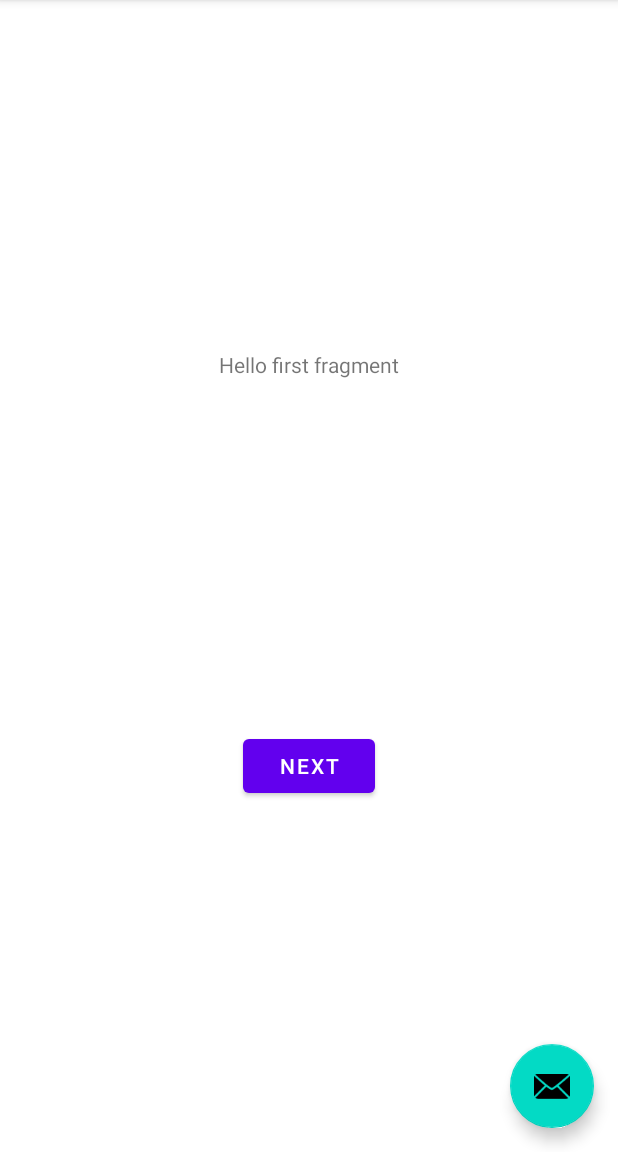
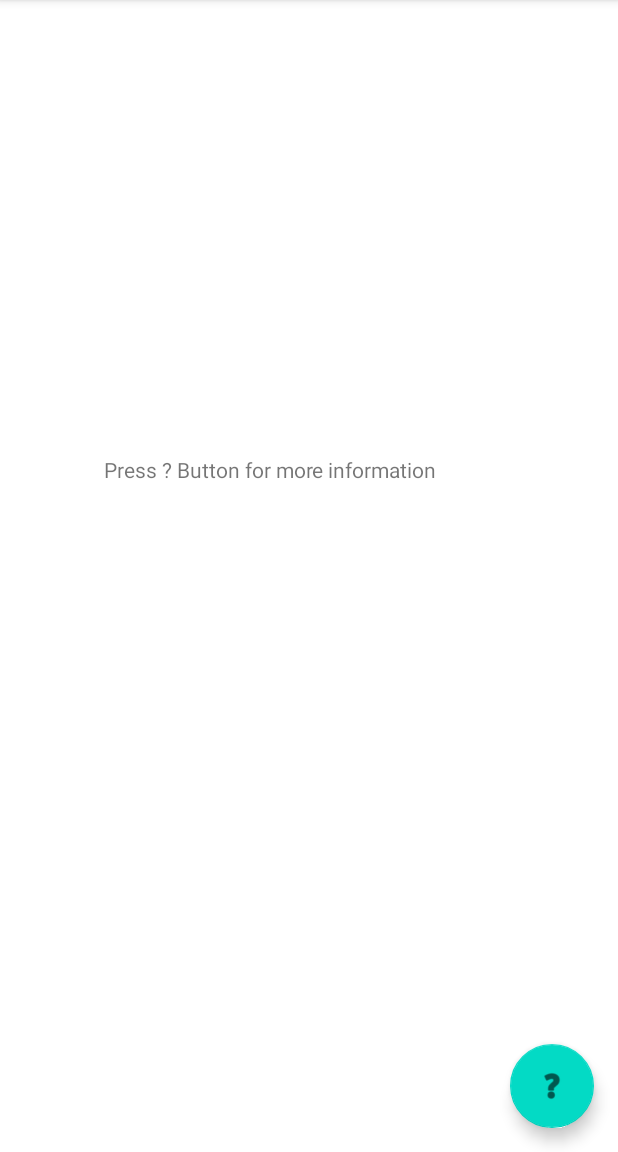
Before and after one commit to AimiKass/notifyHostilePhoneCalls, an Android app: the screen it shows after launch (MainActivity), on a phone screen of 412 x 824 dp, the part 84-1236 px from its top. Run offline under Robolectric (Android 15) with nearby library versions, the phone set to English and light mode, and no system bars.

Commit message:
First functional version
+Ask for permissions
  a) android.intent.action.PHONE_STATE
  b)android.intent.action.NEW_OUTGOING_CALL

+CallReceiver class added that extends PhonecallReceiver
{
   gets the incoming phone number and extracts the rating from
  "https://www.white-pages.gr/arithmos/"  with JSoup showing it
  though a notification
}

```diff
--- a/app/build.gradle
+++ b/app/build.gradle
@@ -38,4 +38,6 @@ dependencies {
     testImplementation 'junit:junit:4.+'
     androidTestImplementation 'androidx.test.ext:junit:1.1.2'
     androidTestImplementation 'androidx.test.espresso:espresso-core:3.3.0'
+
+    implementation 'org.jsoup:jsoup:1.13.1'
 }
--- a/app/src/main/java/com/example/notifyhostilephonecalls/FirstFragment.java
+++ /dev/null
@@ -1,34 +0,0 @@
-package com.example.notifyhostilephonecalls;
-
-import android.os.Bundle;
-import android.view.LayoutInflater;
-import android.view.View;
-import android.view.ViewGroup;
-
-import androidx.annotation.NonNull;
-import androidx.fragment.app.Fragment;
-import androidx.navigation.fragment.NavHostFragment;
-
-public class FirstFragment extends Fragment {
-
-    @Override
-    public View onCreateView(
-            LayoutInflater inflater, ViewGroup container,
-            Bundle savedInstanceState
-    ) {
-        // Inflate the layout for this fragment
-        return inflater.inflate(R.layout.fragment_first, container, false);
-    }
-
-    public void onViewCreated(@NonNull View view, Bundle savedInstanceState) {
-        super.onViewCreated(view, savedInstanceState);
-
-        view.findViewById(R.id.button_first).setOnClickListener(new View.OnClickListener() {
-            @Override
-            public void onClick(View view) {
-                NavHostFragment.findNavController(FirstFragment.this)
-                        .navigate(R.id.action_FirstFragment_to_SecondFragment);
-            }
-        });
-    }
-}
--- a/app/src/main/java/com/example/notifyhostilephonecalls/MainActivity.java
+++ /dev/null
@@ -1,56 +0,0 @@
-package com.example.notifyhostilephonecalls;
-
-import android.os.Bundle;
-
-import com.google.android.material.floatingactionbutton.FloatingActionButton;
-import com.google.android.material.snackbar.Snackbar;
-
-import androidx.appcompat.app.AppCompatActivity;
-import androidx.appcompat.widget.Toolbar;
-
-import android.view.View;
-
-import android.view.Menu;
-import android.view.MenuItem;
-
-public class MainActivity extends AppCompatActivity {
-
-    @Override
-    protected void onCreate(Bundle savedInstanceState) {
-        super.onCreate(savedInstanceState);
-        setContentView(R.layout.activity_main);
-        Toolbar toolbar = findViewById(R.id.toolbar);
-        setSupportActionBar(toolbar);
-
-        FloatingActionButton fab = findViewById(R.id.fab);
-        fab.setOnClickListener(new View.OnClickListener() {
-            @Override
-            public void onClick(View view) {
-                Snackbar.make(view, "Replace with your own action", Snackbar.LENGTH_LONG)
-                        .setAction("Action", null).show();
-            }
-        });
-    }
-
-    @Override
-    public boolean onCreateOptionsMenu(Menu menu) {
-        // Inflate the menu; this adds items to the action bar if it is present.
-        getMenuInflater().inflate(R.menu.menu_main, menu);
-        return true;
-    }
-
-    @Override
-    public boolean onOptionsItemSelected(MenuItem item) {
-        // Handle action bar item clicks here. The action bar will
-        // automatically handle clicks on the Home/Up button, so long
-        // as you specify a parent activity in AndroidManifest.xml.
-        int id = item.getItemId();
-
-        //noinspection SimplifiableIfStatement
-        if (id == R.id.action_settings) {
-            return true;
-        }
-
-        return super.onOptionsItemSelected(item);
-    }
-}
--- /dev/null
+++ b/app/src/main/java/com/example/notifyhostilephonecalls/fragments/FirstFragment.java
@@ -0,0 +1,39 @@
+package com.example.notifyhostilephonecalls.fragments;
+
+import android.os.Bundle;
+import android.view.LayoutInflater;
+import android.view.View;
+import android.view.ViewGroup;
+
+import androidx.annotation.NonNull;
+import androidx.fragment.app.Fragment;
+import androidx.navigation.fragment.NavHostFragment;
+
+import com.example.notifyhostilephonecalls.R;
+
+public class FirstFragment extends Fragment
+{
+
+    @Override
+    public View onCreateView(
+            LayoutInflater inflater, ViewGroup container,
+            Bundle savedInstanceState
+    ) {
+        // Inflate the layout for this fragment
+        return inflater.inflate(R.layout.fragment_first, container, false);
+    }
+
+    public void onViewCreated(@NonNull View view, Bundle savedInstanceState)
+    {
+        super.onViewCreated(view, savedInstanceState);
+
+//        view.findViewById(R.id.button_first).setOnClickListener(new View.OnClickListener() {
+//            @Override
+//            public void onClick(View view)
+//            {
+//                NavHostFragment.findNavController(FirstFragment.this)
+//                        .navigate(R.id.action_FirstFragment_to_SecondFragment);
+//            }
+//        });
+    }
+}
--- a/app/src/main/res/layout/activity_main.xml
+++ b/app/src/main/res/layout/activity_main.xml
@@ -4,7 +4,7 @@
     xmlns:tools="http://schemas.android.com/tools"
     android:layout_width="match_parent"
     android:layout_height="match_parent"
-    tools:context=".MainActivity">
+    tools:context=".activities.MainActivity">
 
     <com.google.android.material.appbar.AppBarLayout
         android:layout_width="match_parent"
@@ -28,6 +28,6 @@
         android:layout_height="wrap_content"
         android:layout_gravity="bottom|end"
         android:layout_margin="@dimen/fab_margin"
-        app:srcCompat="@android:drawable/ic_dialog_email" />
+        app:srcCompat="@android:drawable/ic_menu_help" />
 
 </androidx.coordinatorlayout.widget.CoordinatorLayout>
--- a/app/src/main/res/layout/content_main.xml
+++ b/app/src/main/res/layout/content_main.xml
@@ -12,8 +12,10 @@
         android:layout_height="0dp"
         app:defaultNavHost="true"
         app:layout_constraintBottom_toBottomOf="parent"
+        app:layout_constraintHorizontal_bias="0.0"
         app:layout_constraintLeft_toLeftOf="parent"
         app:layout_constraintRight_toRightOf="parent"
         app:layout_constraintTop_toTopOf="parent"
+        app:layout_constraintVertical_bias="0.0"
         app:navGraph="@navigation/nav_graph" />
 </androidx.constraintlayout.widget.ConstraintLayout>
--- a/app/src/main/res/layout/fragment_first.xml
+++ b/app/src/main/res/layout/fragment_first.xml
@@ -4,25 +4,26 @@
     xmlns:tools="http://schemas.android.com/tools"
     android:layout_width="match_parent"
     android:layout_height="match_parent"
-    tools:context=".FirstFragment">
+    tools:context=".fragments.FirstFragment">
 
     <TextView
         android:id="@+id/textview_first"
-        android:layout_width="wrap_content"
-        android:layout_height="wrap_content"
+        android:layout_width="273dp"
+        android:layout_height="55dp"
         android:text="@string/hello_first_fragment"
-        app:layout_constraintBottom_toTopOf="@id/button_first"
-        app:layout_constraintEnd_toEndOf="parent"
-        app:layout_constraintStart_toStartOf="parent"
-        app:layout_constraintTop_toTopOf="parent" />
-
-    <Button
-        android:id="@+id/button_first"
-        android:layout_width="wrap_content"
-        android:layout_height="wrap_content"
-        android:text="@string/next"
         app:layout_constraintBottom_toBottomOf="parent"
         app:layout_constraintEnd_toEndOf="parent"
         app:layout_constraintStart_toStartOf="parent"
-        app:layout_constraintTop_toBottomOf="@id/textview_first" />
+        app:layout_constraintTop_toTopOf="parent"
+        app:layout_constraintVertical_bias="0.426" />
+
+    <!--    <Button-->
+<!--        android:id="@+id/button_first"-->
+<!--        android:layout_width="wrap_content"-->
+<!--        android:layout_height="wrap_content"-->
+<!--        android:text="@string/next"-->
+<!--        app:layout_constraintBottom_toBottomOf="parent"-->
+<!--        app:layout_constraintEnd_toEndOf="parent"-->
+<!--        app:layout_constraintStart_toStartOf="parent"-->
+<!--        app:layout_constraintTop_toBottomOf="@id/textview_first" />-->
 </androidx.constraintlayout.widget.ConstraintLayout>
--- a/app/src/main/res/layout/fragment_second.xml
+++ b/app/src/main/res/layout/fragment_second.xml
@@ -4,7 +4,7 @@
     xmlns:tools="http://schemas.android.com/tools"
     android:layout_width="match_parent"
     android:layout_height="match_parent"
-    tools:context=".SecondFragment">
+    tools:context=".fragments.SecondFragment">
 
     <TextView
         android:id="@+id/textview_second"
--- a/app/src/main/res/menu/menu_main.xml
+++ b/app/src/main/res/menu/menu_main.xml
@@ -1,7 +1,7 @@
 <menu xmlns:android="http://schemas.android.com/apk/res/android"
     xmlns:app="http://schemas.android.com/apk/res-auto"
     xmlns:tools="http://schemas.android.com/tools"
-    tools:context="com.example.notifyhostilephonecalls.MainActivity">
+    tools:context="com.example.notifyhostilephonecalls.activities.MainActivity">
     <item
         android:id="@+id/action_settings"
         android:orderInCategory="100"
--- a/app/src/main/res/navigation/nav_graph.xml
+++ b/app/src/main/res/navigation/nav_graph.xml
@@ -7,7 +7,7 @@
 
     <fragment
         android:id="@+id/FirstFragment"
-        android:name="com.example.notifyhostilephonecalls.FirstFragment"
+        android:name="com.example.notifyhostilephonecalls.fragments.FirstFragment"
         android:label="@string/first_fragment_label"
         tools:layout="@layout/fragment_first">
 
@@ -17,7 +17,7 @@
     </fragment>
     <fragment
         android:id="@+id/SecondFragment"
-        android:name="com.example.notifyhostilephonecalls.SecondFragment"
+        android:name="com.example.notifyhostilephonecalls.fragments.SecondFragment"
         android:label="@string/second_fragment_label"
         tools:layout="@layout/fragment_second">
 
--- a/app/src/main/res/values/strings.xml
+++ b/app/src/main/res/values/strings.xml
@@ -7,6 +7,6 @@
     <string name="next">Next</string>
     <string name="previous">Previous</string>
 
-    <string name="hello_first_fragment">Hello first fragment</string>
+    <string name="hello_first_fragment">Press "?" Button for more information</string>
     <string name="hello_second_fragment">Hello second fragment. Arg: %1$s</string>
 </resources>
```
Also changed, not shown: app/src/main/AndroidManifest.xml (+11 -2 lines), app/src/main/java/com/example/notifyhostilephonecalls/activities/MainActivity.java (added, +282 -0 lines), app/src/main/java/com/example/notifyhostilephonecalls/fragments/SecondFragment.java (renamed from app/src/main/java/com/example/notifyhostilephonecalls/SecondFragment.java, +9 -4 lines), app/src/main/java/com/example/notifyhostilephonecalls/phonecallReceiver/PhonecallReceiver.java (added, +101 -0 lines).
